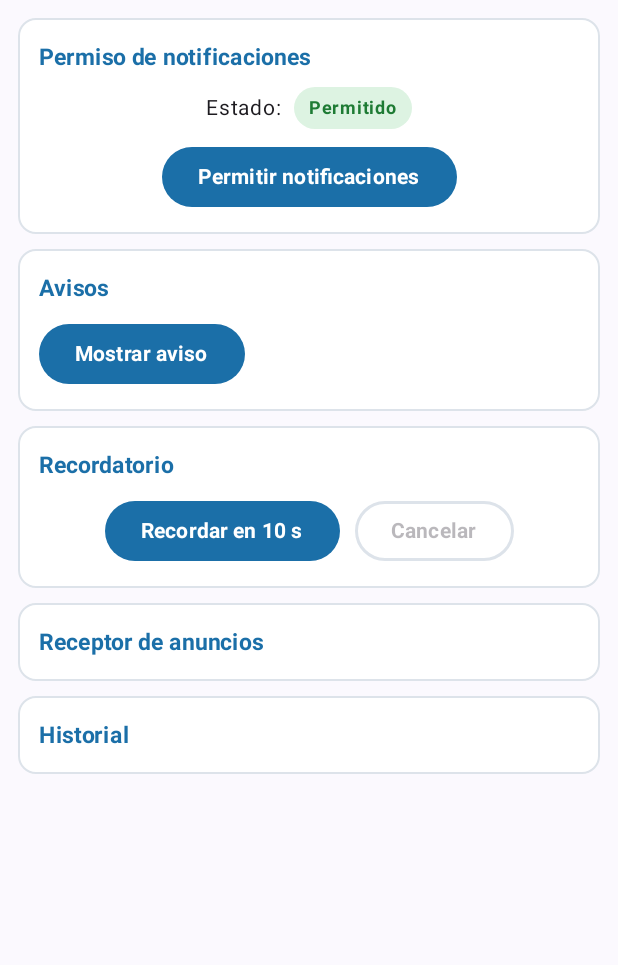
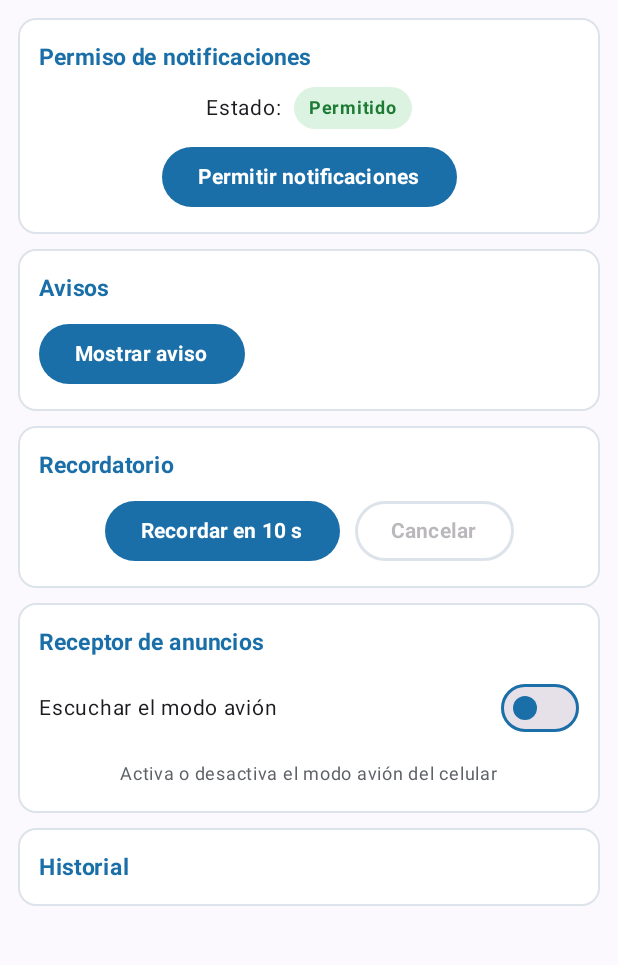
Before and after one commit to josedev123-eng/AvisosCampus, an Android app built with Jetpack Compose: the screen it shows after launch (MainActivity), on a phone screen of 412 x 824 dp, the part 96-1061 px from its top. Run offline under Robolectric (Android 15) with nearby library versions, the phone set to English and light mode, and no system bars.

Commit message:
feat(receptor): escucha el modo avion con BroadcastReceiver

```diff
--- a/app/src/main/java/com/rojas/avisoscampus/ui/PantallaAvisos.kt
+++ b/app/src/main/java/com/rojas/avisoscampus/ui/PantallaAvisos.kt
@@ -1,6 +1,8 @@
 package com.rojas.avisoscampus.ui
 
 import android.Manifest
+import android.content.Intent
+import android.content.IntentFilter
 import android.os.Build
 import androidx.activity.compose.rememberLauncherForActivityResult
 import androidx.activity.result.contract.ActivityResultContracts
@@ -25,10 +27,13 @@ import androidx.compose.material3.ExperimentalMaterial3Api
 import androidx.compose.material3.MaterialTheme
 import androidx.compose.material3.OutlinedButton
 import androidx.compose.material3.Scaffold
+import androidx.compose.material3.Switch
+import androidx.compose.material3.SwitchDefaults
 import androidx.compose.material3.Text
 import androidx.compose.material3.TopAppBar
 import androidx.compose.material3.TopAppBarDefaults
 import androidx.compose.runtime.Composable
+import androidx.compose.runtime.DisposableEffect
 import androidx.compose.runtime.LaunchedEffect
 import androidx.compose.runtime.collectAsState
 import androidx.compose.runtime.getValue
@@ -39,8 +44,10 @@ import androidx.compose.ui.platform.LocalContext
 import androidx.compose.ui.text.font.FontWeight
 import androidx.compose.ui.unit.dp
 import androidx.compose.ui.unit.sp
+import androidx.core.content.ContextCompat
 import com.rojas.avisoscampus.model.PermisoUi
 import com.rojas.avisoscampus.notificacion.Notificador
+import com.rojas.avisoscampus.receiver.ModoAvionReceiver
 import com.rojas.avisoscampus.ui.theme.BordeTarjeta
 import com.rojas.avisoscampus.ui.theme.GrisEtiqueta
 import com.rojas.avisoscampus.ui.theme.GrisTexto
@@ -56,6 +63,7 @@ fun PantallaAvisos(vm: AvisosViewModel) {
     val contexto = LocalContext.current
     val permiso by vm.permiso.collectAsState()
     val faltan by vm.faltan.collectAsState()
+    val escuchando by vm.escuchandoAvion.collectAsState()
 
     // Paso 2: pedir el permiso de notificaciones
     val lanzador = rememberLauncherForActivityResult(
@@ -75,6 +83,22 @@ fun PantallaAvisos(vm: AvisosViewModel) {
         vm.eventos.collect { aviso ->
             val mostrado = Notificador.mostrar(contexto, aviso)
             // TODO Paso 8: si no se mostró, avisar al ViewModel
+        }
+    }
+
+    // Paso 6: registrar el receptor solo mientras el switch esta activo
+    DisposableEffect(escuchando) {
+        if (escuchando) {
+            val receptor = ModoAvionReceiver { activo -> vm.alCambiarModoAvion(activo) }
+            ContextCompat.registerReceiver(
+                contexto,
+                receptor,
+                IntentFilter(Intent.ACTION_AIRPLANE_MODE_CHANGED),
+                ContextCompat.RECEIVER_NOT_EXPORTED
+            )
+            onDispose { contexto.unregisterReceiver(receptor) }
+        } else {
+            onDispose { }
         }
     }
 
@@ -166,7 +190,17 @@ fun PantallaAvisos(vm: AvisosViewModel) {
             }
 
             Tarjeta(titulo = "Receptor de anuncios") {
-                // TODO Paso 6: Switch Escuchar el modo avión
+                FilaSwitch(
+                    texto = "Escuchar el modo avión",
+                    activo = escuchando,
+                    alCambiar = { vm.cambiarEscucha(it) }
+                )
+                Text(
+                    text = "Activa o desactiva el modo avión del celular",
+                    color = GrisTexto,
+                    fontSize = 12.sp,
+                    modifier = Modifier.align(Alignment.CenterHorizontally)
+                )
             }
 
             Tarjeta(titulo = "Historial") {
@@ -232,3 +266,20 @@ fun EtiquetaPermiso(permiso: PermisoUi) {
             .padding(horizontal = 10.dp, vertical = 2.dp)
     )
 }
+
+@Composable
+fun FilaSwitch(texto: String, activo: Boolean, alCambiar: (Boolean) -> Unit) {
+    Row(
+        modifier = Modifier.fillMaxWidth(),
+        verticalAlignment = Alignment.CenterVertically
+    ) {
+        Text(text = texto, fontSize = 14.sp, modifier = Modifier.weight(1f))
+        Switch(
+            checked = activo,
+            onCheckedChange = alCambiar,
+            colors = SwitchDefaults.colors(
+                checkedTrackColor = MaterialTheme.colorScheme.primary
+            )
+        )
+    }
+}
```
Also changed, not shown: app/src/main/java/com/rojas/avisoscampus/receiver/ModoAvionReceiver.kt (added, +16 -0 lines), app/src/main/java/com/rojas/avisoscampus/viewmodel/AvisosViewModel.kt (+16 -1 lines).
